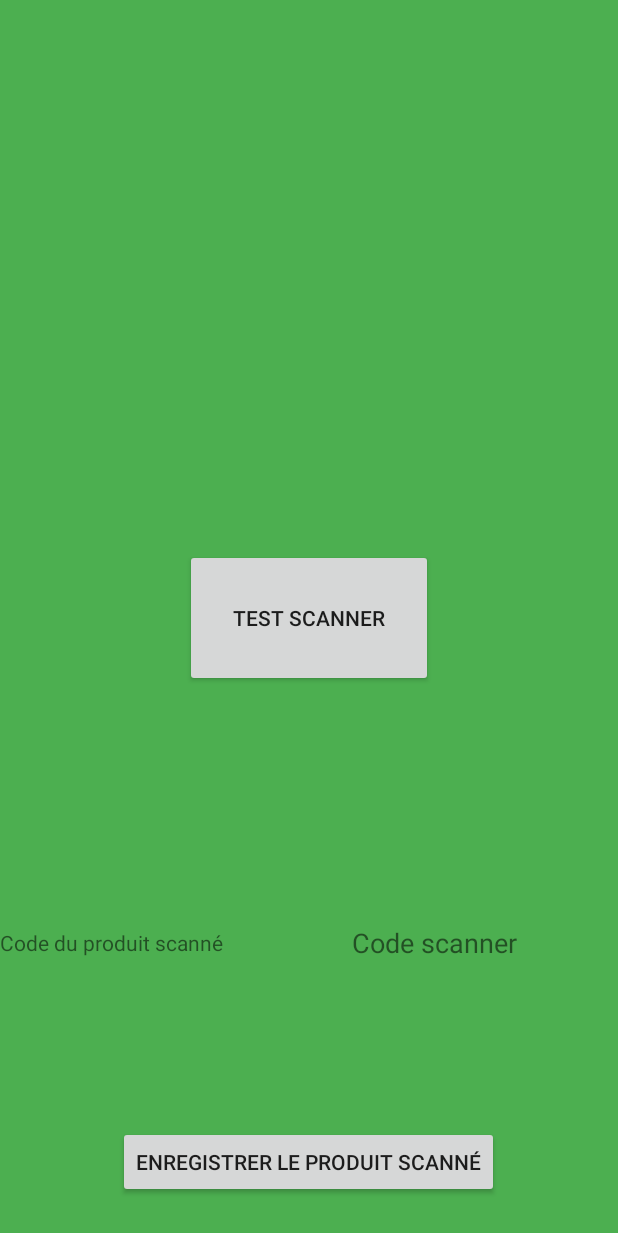
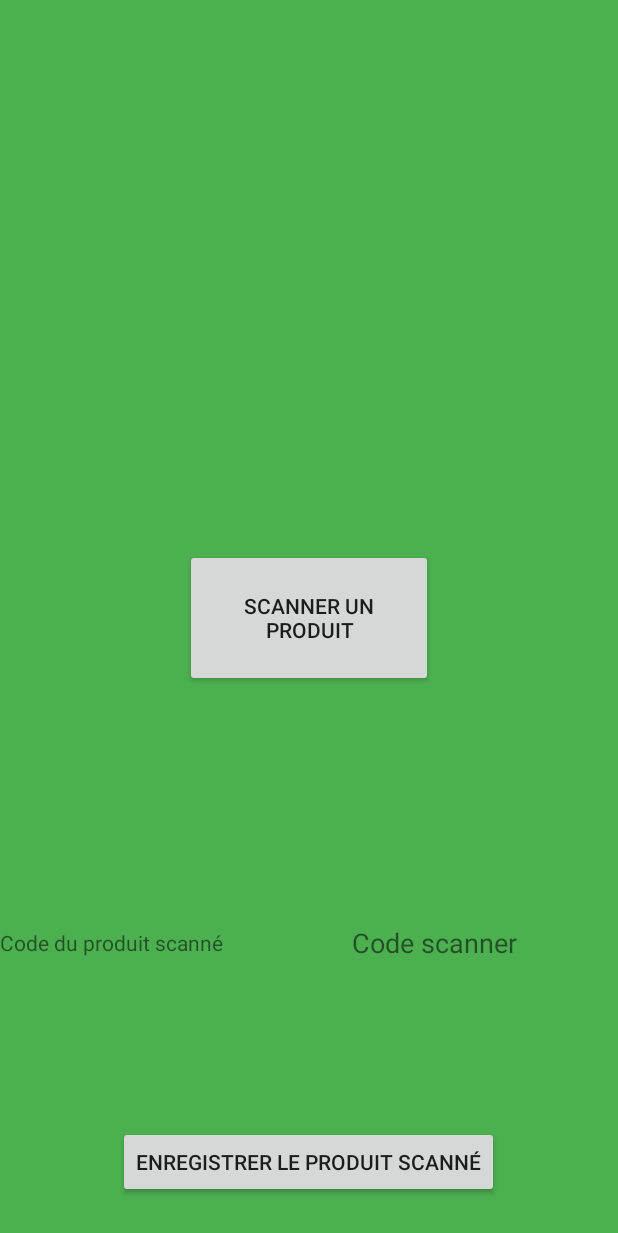
Before and after one commit to Antooooo/Stock_n_Go, an Android app: the scanner screen opened directly, with no data from a screen before it, on a phone screen of 412 x 824 dp. Shown: the top 1233 px of the screen. Run offline under Robolectric (Android 15) with nearby library versions, the phone set to English and light mode, and no system bars; libraries missing offline, so code that uses them is left out: me.dm7.barcodescanner.

Commit message:
Version de rendu cpo save
DE RETOUR :D

```diff
--- a/app/src/main/res/layout/activity_scanner.xml
+++ b/app/src/main/res/layout/activity_scanner.xml
@@ -14,7 +14,7 @@
         android:layout_height="92dp"
         android:layout_centerInParent="true"
         android:onClick="scancode"
-        android:text="Test scanner" />
+        android:text="Scanner un produit" />
 
     <Button
         android:id="@+id/scanload"
```
